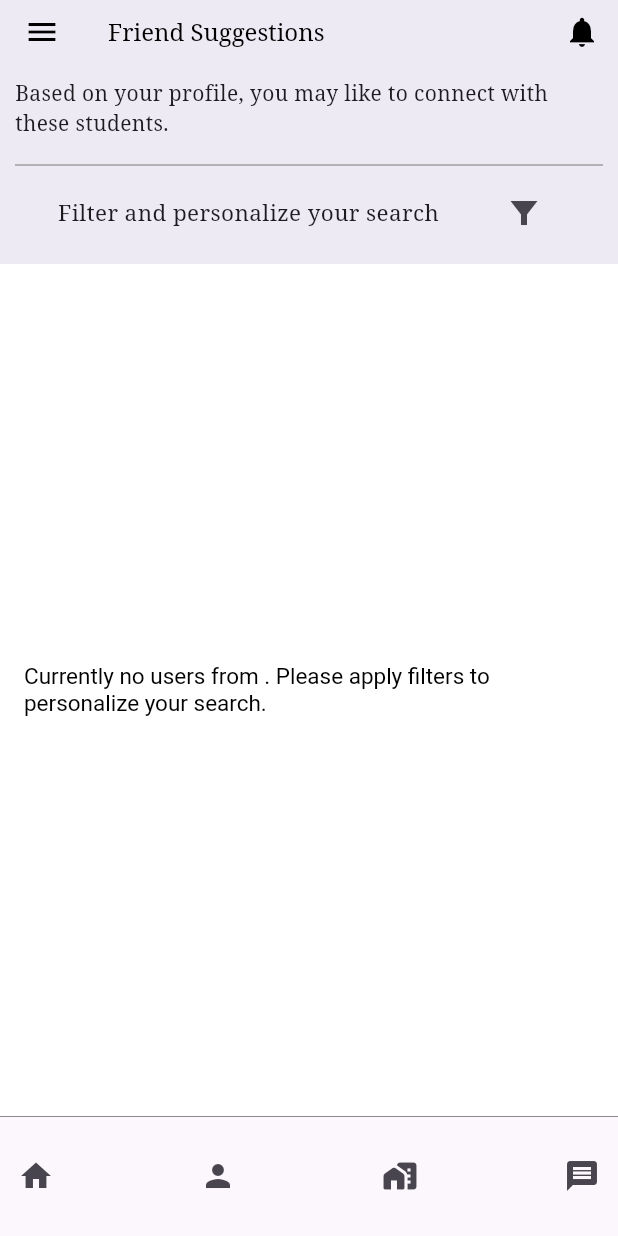
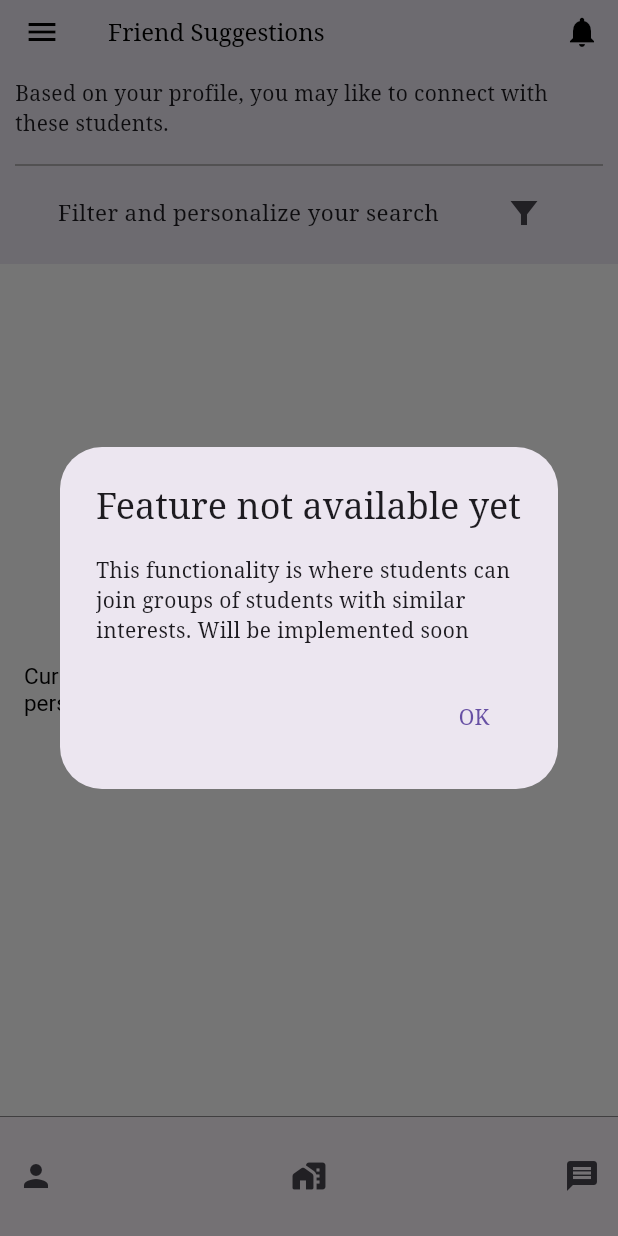
Before and after one commit to Safo-Samson/UniConnect, a Flutter app: the FriendSuggestions screen opened directly with empty values, item 2 of the bottom bar chosen, on a phone screen of 412 x 824 dp. Run offline on Flutter 3.47's test engine with Material 3 defaults, Android fonts, the phone set to English and light mode, and no system bars; our stand-ins replace awesome_notifications, cloud_firestore, firebase_auth, firebase_core, firebase_messaging, flutter_local_notifications and 1 more; accounts and stored records are empty.

Commit message:
took off feeds page and settings from drawer

```diff
--- a/lib/views/homepage_views/friend_suggestions.dart
+++ b/lib/views/homepage_views/friend_suggestions.dart
@@ -12,7 +12,6 @@ import 'package:uniconnect/utils/Brand/brand_colours.dart';
 import 'package:uniconnect/utils/Brand/brand_fonts.dart';
 import 'package:uniconnect/utils/Brand/spaces.dart';
 import 'package:uniconnect/utils/dialogs/logout_dialog.dart';
-import 'package:uniconnect/utils/dialogs/show_nothing.dart';
 import 'package:uniconnect/widgets/home_bottom_navigation.dart';
 import 'package:uniconnect/widgets/user_profile.dart';
 import 'package:uniconnect/widgets/user_profile_container.dart';
@@ -170,14 +169,14 @@ class _FriendSuggestionsState extends State<FriendSuggestions> {
                 Navigator.pushNamed(context, notificationRoute);
               },
             ),
-            ListTile(
-              leading: const Icon(Icons.settings), // Icon for Settings
-              title: const Text('Settings'),
-              onTap: () {
-                showNothingDialog(context,
-                    'This feature is not available yet. I am working on it.');
-              },
-            ),
+            // ListTile(
+            //   leading: const Icon(Icons.settings), // Icon for Settings
+            //   title: const Text('Settings'),
+            //   onTap: () {
+            //     showNothingDialog(context,
+            //         'This feature is not available yet. I am working on it.');
+            //   },
+            // ),
             ListTile(
               leading: const Icon(Icons.logout), // Icon for Log Out
               title: const Text('Log Out'),
--- a/lib/widgets/home_bottom_navigation.dart
+++ b/lib/widgets/home_bottom_navigation.dart
@@ -32,13 +32,13 @@ class _HomeBottomNavigationState extends State<HomeBottomNavigation> {
         height: 80,
         child:
             Row(mainAxisAlignment: MainAxisAlignment.spaceBetween, children: [
-          IconButton(
-            onPressed: () {
-              showNothingDialog(context,
-                  '''This functionality is not available yet. The idea of the home page is to show the user a feed of posts or discussions from other students. Will be implemented soon''');
-            },
-            icon: const Icon(Icons.home, size: BrandFonts.iconSize),
-          ),
+          // IconButton(
+          //   onPressed: () {
+          //     showNothingDialog(context,
+          //         '''This functionality is not available yet. The idea of the home page is to show the user a feed of posts or discussions from other students. Will be implemented soon''');
+          //   },
+          //   icon: const Icon(Icons.home, size: BrandFonts.iconSize),
+          // ),
           IconButton(
             onPressed: () async {
               final AuthUser user =
```
